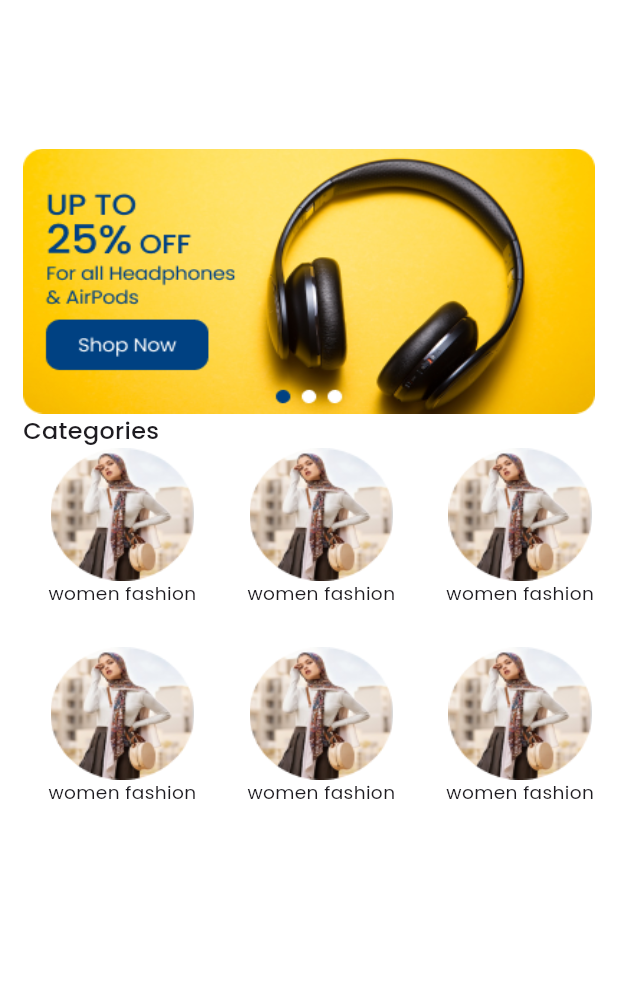
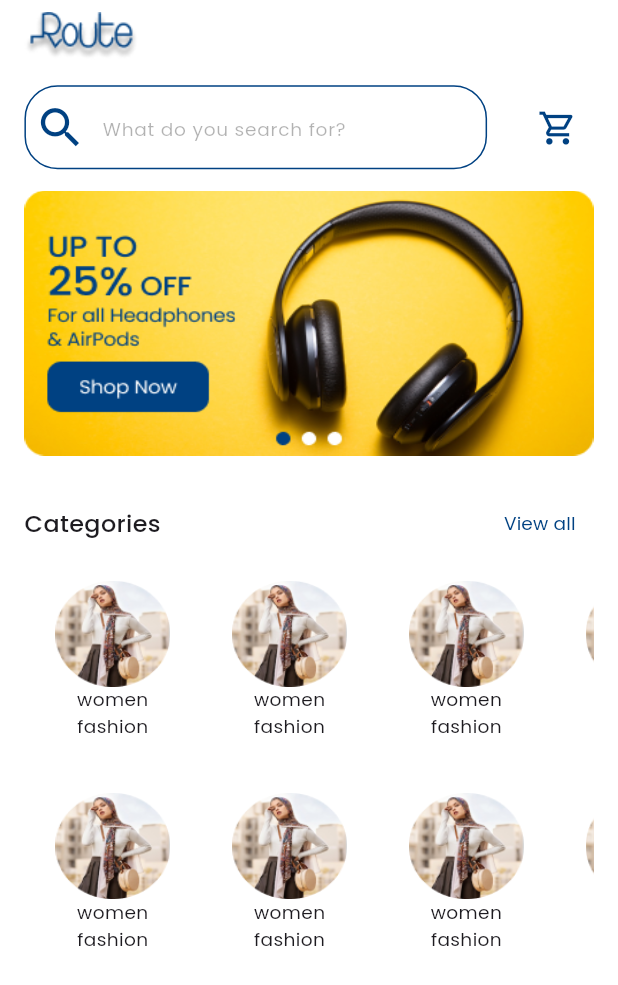
Before and after one commit to MahmoudElgaml/e-comarca, a Flutter app: the screen it shows after launch, on a phone screen of 412 x 824 dp. Shown: the top 985 px of the screen. Run offline on Flutter 3.47's test engine with Material 3 defaults, Android fonts, the phone set to English and light mode, and no system bars; our stand-ins replace animated_text_kit, bloc, dartz, device_preview, dio, flutter_bloc and 5 more; missing offline and left inert: dart:ffi.

Commit message:
finish some ui home screen v1

```diff
--- a/lib/core/utils/app_color.dart
+++ b/lib/core/utils/app_color.dart
@@ -4,5 +4,6 @@ import 'package:flutter/material.dart';
 abstract class AppColor{
   static const Color authColor= Color(0xff4718AD);
   static const Color authColorButton= Color(0xff8658E8);
+  static const Color primaryColor= Color(0xff004182);
 
 }
--- a/lib/core/utils/app_images.dart
+++ b/lib/core/utils/app_images.dart
@@ -7,5 +7,6 @@ class AppImages{
   static const String bubbleTextSign="assets/images/bubble_text_sign.png";
   static const String offerPhoto="assets/images/offer_photo.png";
   static const String categoryTest="assets/images/category_test.png";
+  static const String logo="assets/images/logo.png";
 
 }
--- a/lib/core/utils/app_string.dart
+++ b/lib/core/utils/app_string.dart
@@ -1,5 +1,6 @@
 abstract class AppString{
   static const String helpMessage="Need help?";
   static const String category="Categories";
+  static const String helperSearchText="What do you search for?";
 
 }
--- a/lib/features/home/presentation/pages/home_feature_screen.dart
+++ b/lib/features/home/presentation/pages/home_feature_screen.dart
@@ -1,9 +1,17 @@
+import 'package:e_comarce_clean/core/utils/app_color.dart';
 import 'package:e_comarce_clean/core/utils/app_images.dart';
 import 'package:e_comarce_clean/core/utils/app_string.dart';
 import 'package:e_comarce_clean/core/utils/app_style.dart';
+import 'package:e_comarce_clean/features/home/presentation/widgets/costume_appbar.dart';
 import 'package:e_comarce_clean/features/home/presentation/widgets/costume_category.dart';
+import 'package:e_comarce_clean/features/home/presentation/widgets/title_row.dart';
+import 'package:flutter/cupertino.dart';
 import 'package:flutter/material.dart';
+import 'package:flutter/widgets.dart';
 import 'package:flutter_screenutil/flutter_screenutil.dart';
+import 'package:gap/gap.dart';
+
+import '../widgets/costume_offer_image.dart';
 
 class HomeScreen extends StatelessWidget {
   const HomeScreen({super.key});
@@ -15,29 +23,34 @@ class HomeScreen extends StatelessWidget {
         backgroundColor: Colors.white,
         body: Padding(
           padding: EdgeInsets.only(
-            left: 16.w,
-            right: 16.w,
-            top: 112.h,
+            top: 9.h,
+            left: 17.w,
+            right: 17.w,
           ),
           child: Column(
             crossAxisAlignment: CrossAxisAlignment.start,
             children: [
+              const CostumeAppBar(),
+              Gap(16.h),
               const CostumeOfferImage(),
-              Text(
-                AppString.category,
-                style: AppStyle.style18,
-              ),
+              Gap(24.h),
+             const TitleRow(),
+              Gap(16.h),
               SizedBox(
-                height: 300.h,
+                height: 320.h,
                 width: 412.w,
                 child: GridView.builder(
+                  physics: const BouncingScrollPhysics(),
+                  padding: EdgeInsets.zero,
                   scrollDirection: Axis.horizontal,
-                    gridDelegate: const SliverGridDelegateWithFixedCrossAxisCount(
-                      crossAxisCount: 2,
-                        ),
-                    itemBuilder: (context, index) => CostumeCategory(),itemCount: 20,),
+                  gridDelegate: const SliverGridDelegateWithFixedCrossAxisCount(
+                    childAspectRatio: 1.2,
+                    crossAxisCount: 2,
+                  ),
+                  itemBuilder: (context, index) => const CostumeCategory(),
+                  itemCount: 20,
+                ),
               )
-
             ],
           ),
         ),
@@ -45,19 +58,3 @@ class HomeScreen extends StatelessWidget {
     );
   }
 }
-
-class CostumeOfferImage extends StatelessWidget {
-  const CostumeOfferImage({super.key});
-
-  @override
-  Widget build(BuildContext context) {
-    return Container(
-      child: Image.asset(
-        fit: BoxFit.fill,
-        AppImages.offerPhoto,
-        height: 200.h,
-        width: 398.w,
-      ),
-    );
-  }
-}
--- /dev/null
+++ b/lib/features/home/presentation/widgets/costume_appbar.dart
@@ -0,0 +1,51 @@
+import 'package:e_comarce_clean/core/utils/app_color.dart';
+import 'package:e_comarce_clean/core/utils/app_string.dart';
+import 'package:e_comarce_clean/core/utils/app_style.dart';
+import 'package:flutter/cupertino.dart';
+import 'package:flutter/material.dart';
+import 'package:flutter_screenutil/flutter_screenutil.dart';
+import 'package:gap/gap.dart';
+
+import '../../../../core/utils/app_images.dart';
+
+class CostumeAppBar extends StatelessWidget {
+  const CostumeAppBar({super.key});
+
+  @override
+  Widget build(BuildContext context) {
+    return Column(
+      crossAxisAlignment: CrossAxisAlignment.start,
+      children: [
+        Image.asset(AppImages.logo),
+        Gap(18.h),
+        Row(
+          children: [
+            Expanded(
+              child: TextField(
+                decoration: InputDecoration(
+
+                  prefixIcon: const Icon(Icons.search,color: AppColor.primaryColor,size: 35,),
+                  hintText:AppString.helperSearchText,
+                  hintStyle: AppStyle.style14.copyWith(color: Colors.black.withOpacity(0.3),),
+                  enabledBorder: OutlineInputBorder(
+                    borderRadius: BorderRadius.circular(25.r),
+                    borderSide: const BorderSide(color: AppColor.primaryColor),
+                  ),
+                ),
+              ),
+            ),
+            Gap(24.w),
+            IconButton(
+              onPressed: () {},
+              icon: Icon(
+                Icons.shopping_cart_outlined,
+                size: 30.h,
+                color: AppColor.primaryColor,
+              ),
+            ),
+          ],
+        ),
+      ],
+    );
+  }
+}
--- a/lib/features/home/presentation/widgets/costume_category.dart
+++ b/lib/features/home/presentation/widgets/costume_category.dart
@@ -9,32 +9,32 @@ class CostumeCategory extends StatelessWidget {
 
   @override
   Widget build(BuildContext context) {
-    return SizedBox(
-
-      height: 144.h,
-      width: 100.w,
-      child: Column(
+    return Column(
       crossAxisAlignment: CrossAxisAlignment.center,
       children: [
         Container(
-            width: 100.w,
-            height: 100.h,
-            decoration: const BoxDecoration(shape: BoxShape.circle),
+          width: 80.w,
+          height: 80.h,
+          decoration: const BoxDecoration(
+            shape: BoxShape.circle,
+          ),
           child: Image.asset(
             AppImages.categoryTest,
             fit: BoxFit.fill,
           ),
         ),
-          Text(
+        SizedBox(
+          width: 65.w,
+          child: Text(
             "women fashion ",
             style: AppStyle.style14
                 .copyWith(fontSize: 14.sp, fontWeight: FontWeight.w400),
             textAlign: TextAlign.center,
             maxLines: 2,
             overflow: TextOverflow.ellipsis,
+          ),
         )
       ],
-      ),
     );
   }
 }
--- /dev/null
+++ b/lib/features/home/presentation/widgets/costume_offer_image.dart
@@ -0,0 +1,18 @@
+import 'package:flutter/material.dart';
+import 'package:flutter_screenutil/flutter_screenutil.dart';
+
+import '../../../../core/utils/app_images.dart';
+
+class CostumeOfferImage extends StatelessWidget {
+  const CostumeOfferImage({super.key});
+
+  @override
+  Widget build(BuildContext context) {
+    return Image.asset(
+      fit: BoxFit.fill,
+      AppImages.offerPhoto,
+      height: 200.h,
+      width: 398.w,
+    );
+  }
+}
--- /dev/null
+++ b/lib/features/home/presentation/widgets/title_row.dart
@@ -0,0 +1,28 @@
+import 'package:flutter/material.dart';
+
+import '../../../../core/utils/app_color.dart';
+import '../../../../core/utils/app_string.dart';
+import '../../../../core/utils/app_style.dart';
+
+class TitleRow extends StatelessWidget {
+  const TitleRow({super.key});
+
+  @override
+  Widget build(BuildContext context) {
+    return Row(
+      mainAxisAlignment: MainAxisAlignment.spaceBetween,
+      children: [
+        Text(
+          AppString.category,
+          style: AppStyle.style18,
+        ),
+        TextButton(
+            onPressed: () {},
+            child: Text(
+              "View all",
+              style: AppStyle.style14.copyWith(color: AppColor.primaryColor),
+            ))
+      ],
+    );
+  }
+}
```
Also changed, not shown: assets/images/2.0x/logo@2x.png (added), assets/images/3.0x/logo@3x.png (added), assets/images/logo.png (added). Lines whose indentation alone changed are shown as unchanged.
